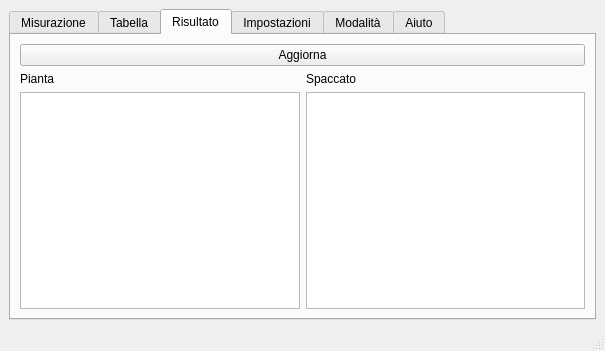
Before: the Qt Designer form charlotte/charlotte.ui in zorbaproject/Meatloaf, drawn with Qt 5.
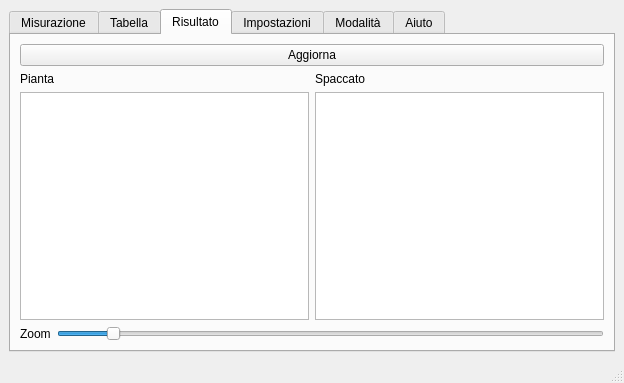
After: the same form once the commit is applied. The open tabs and pages were chosen to show the change.

Commit message: Basic SVG and DXF output

What changed in the file:
```diff
--- a/charlotte/charlotte.ui
+++ b/charlotte/charlotte.ui
@@ -6,8 +6,8 @@
    <rect>
     <x>0</x>
     <y>0</y>
-    <width>605</width>
-    <height>351</height>
+    <width>624</width>
+    <height>363</height>
    </rect>
   </property>
   <property name="windowTitle">
@@ -18,7 +18,7 @@
     <item>
      <widget class="QTabWidget" name="tabWidget">
       <property name="currentIndex">
-       <number>0</number>
+       <number>2</number>
       </property>
       <widget class="QWidget" name="misurazione">
        <attribute name="title">
@@ -311,6 +311,30 @@
           </item>
          </layout>
         </item>
+        <item>
+         <layout class="QHBoxLayout" name="horizontalLayout_12">
+          <item>
+           <widget class="QLabel" name="label_16">
+            <property name="text">
+             <string>Zoom</string>
+            </property>
+           </widget>
+          </item>
+          <item>
+           <widget class="QSlider" name="zoom">
+            <property name="minimum">
+             <number>1</number>
+            </property>
+            <property name="value">
+             <number>10</number>
+            </property>
+            <property name="orientation">
+             <enum>Qt::Horizontal</enum>
+            </property>
+           </widget>
+          </item>
+         </layout>
+        </item>
        </layout>
       </widget>
       <widget class="QWidget" name="tab">
@@ -370,6 +394,29 @@
           </layout>
          </widget>
         </item>
+        <item>
+         <widget class="QGroupBox" name="groupBox_4">
+          <property name="title">
+           <string>Lidar </string>
+          </property>
+          <layout class="QGridLayout" name="gridLayout_3">
+           <item row="0" column="0">
+            <widget class="QCheckBox" name="checkBox">
+             <property name="text">
+              <string>Utilizza il Lidar per misure laterali</string>
+             </property>
+            </widget>
+           </item>
+           <item row="0" column="1">
+            <widget class="QCheckBox" name="checkBox_2">
+             <property name="text">
+              <string>Esegui media su 45° per le distanze</string>
+             </property>
+            </widget>
+           </item>
+          </layout>
+         </widget>
+        </item>
         <item>
          <widget class="QGroupBox" name="groupBox_3">
           <property name="title">
```
The commit also changes 2 other files.
